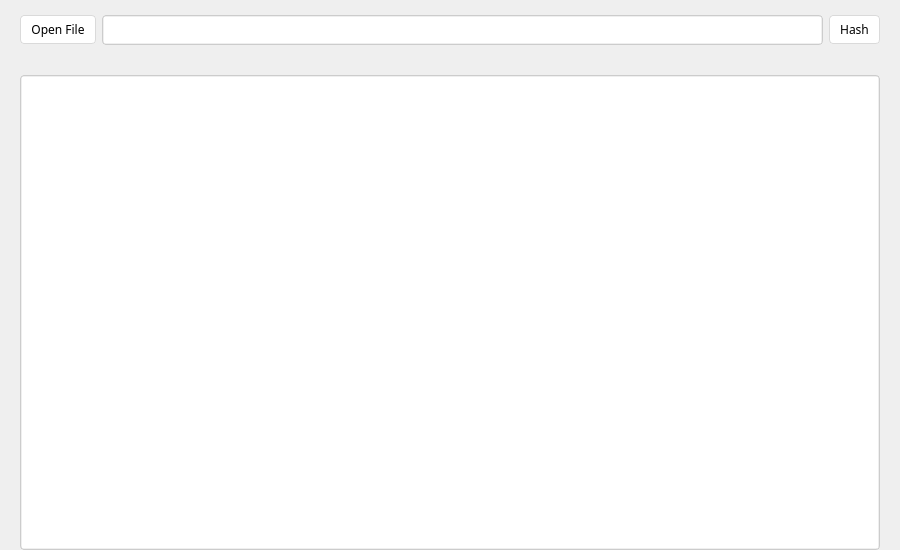
First picture: the form in ui/hash_window.ui, repository liyansong2018/ReverseWidget, before the edit.
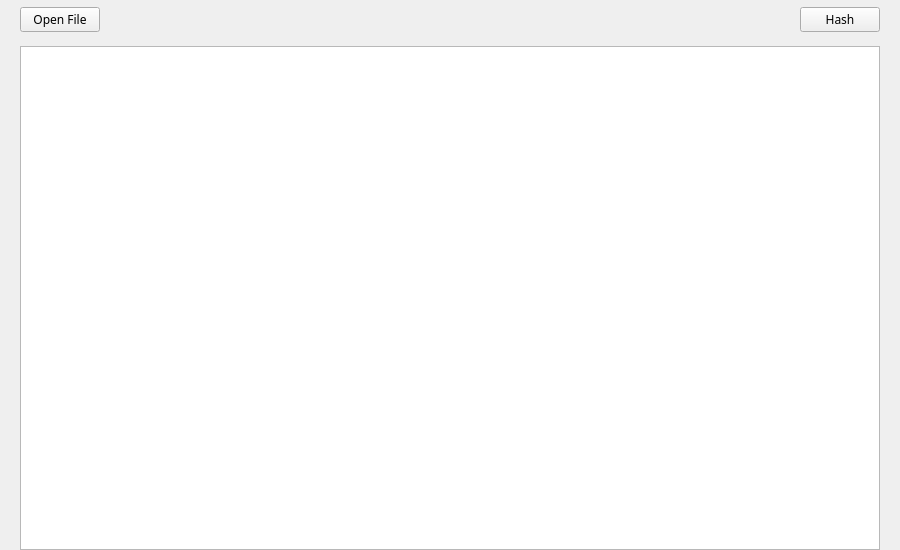
Second picture: the form after the edit. Icons and pictures are not drawn.

Commit message: Unify ui style and reduce custom qt styles

The edit to the form file:
```diff
--- a/ui/hash_window.ui
+++ b/ui/hash_window.ui
@@ -17,6 +17,11 @@
    <iconset>
     <normaloff>resources/pictures/hacker.png</normaloff>resources/pictures/hacker.png</iconset>
   </property>
+  <property name="styleSheet">
+   <string notr="true">QGroupBox {
+	border: 0px;
+}</string>
+  </property>
   <layout class="QGridLayout" name="gridLayout_2">
    <property name="leftMargin">
     <number>20</number>
@@ -31,14 +36,14 @@
     <number>0</number>
    </property>
    <property name="verticalSpacing">
-    <number>15</number>
+    <number>6</number>
    </property>
    <item row="0" column="0">
     <widget class="QGroupBox" name="groupBox">
      <property name="maximumSize">
       <size>
        <width>16777215</width>
-       <height>60</height>
+       <height>40</height>
       </size>
      </property>
      <property name="font">
@@ -47,28 +52,7 @@
       </font>
      </property>
      <property name="styleSheet">
-      <string notr="true">QGroupBox{
-	border:0px
-}
-QPushButton{
-	text-align:center;
-    text-decoration:none;
-    background:#ffffff;
-	/*color: #fff;*/
-    color:#000000;
-
-    padding: 5px 10px 5px 10px;
-    font-weight:light;
-    border-radius:4px;
-	border:1px solid #dadada;
-	white-space: nowrap;
-}
-
-QPushButton::checked,QPushButton::hover{
-	background-image: url(&quot;ui/resources/pictures/blue_menu.png&quot;);
-	color:#ffffff;
-	font-weight: bold;
-}</string>
+      <string notr="true"/>
      </property>
      <property name="title">
       <string/>
@@ -86,6 +70,9 @@
       <property name="bottomMargin">
        <number>0</number>
       </property>
+      <property name="spacing">
+       <number>6</number>
+      </property>
       <item row="0" column="0">
        <widget class="QPushButton" name="openButton">
         <property name="font">
@@ -115,10 +102,16 @@
         </property>
         <property name="styleSheet">
          <string notr="true">QTextEdit{
-	border-radius: 4px;
-	border:1px solid #ccc;
-	padding: 1px;
-}</string>
+background:transparent;
+border-top-width:0px;
+border-right-width:0px;
+border-bottom-width:3px;
+border-left-width:0px;
+}
+</string>
+        </property>
+        <property name="cursorWidth">
+         <number>1</number>
         </property>
        </widget>
       </item>
@@ -150,11 +143,7 @@
       </font>
      </property>
      <property name="styleSheet">
-      <string notr="true">QTextEdit{
-	border-radius: 4px;
-	border:1px solid #ccc;
-	padding: 1px;
-}</string>
+      <string notr="true"/>
      </property>
      <property name="openExternalLinks">
       <bool>true</bool>
```
The commit also changes 5 other files.
